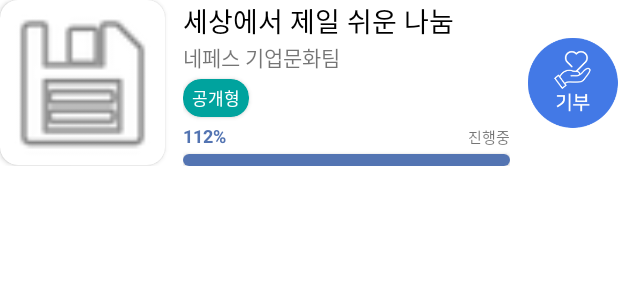
After one commit to HyeokJaeChoi/BigwalkClone, an Android app: the layout campaign_item.xml on its own in the app's theme, with its tools: preview values and no code run, on a phone screen of 412 x 824 dp. The commit adds this screen. Shown: the top 300 px of the screen. Run offline under Robolectric (Android 15) with nearby library versions, the phone set to English and light mode, and no system bars.

Commit message:
캠페인 리스트 아이템뷰 레이아웃 구성

```diff
--- /dev/null
+++ b/app/src/main/res/layout/campaign_item.xml
@@ -0,0 +1,150 @@
+<?xml version="1.0" encoding="utf-8"?>
+<androidx.constraintlayout.widget.ConstraintLayout
+    xmlns:android="http://schemas.android.com/apk/res/android"
+    xmlns:app="http://schemas.android.com/apk/res-auto"
+    xmlns:tools="http://schemas.android.com/tools"
+    android:layout_width="match_parent"
+    android:layout_height="wrap_content">
+
+    <androidx.cardview.widget.CardView
+        android:id="@+id/campaign_thumbnail_container"
+        android:layout_width="110dp"
+        android:layout_height="110dp"
+        app:layout_constraintTop_toTopOf="parent"
+        app:layout_constraintStart_toStartOf="parent"
+        app:cardCornerRadius="12dp">
+
+        <ImageView
+            android:id="@+id/campaign_thumbnail"
+            android:layout_width="match_parent"
+            android:layout_height="match_parent"
+            tools:src="@android:drawable/ic_menu_save"
+            />
+
+        <ImageView
+            android:id="@+id/campaign_donate_completed"
+            android:layout_width="match_parent"
+            android:layout_height="match_parent"
+            android:src="@drawable/icon_donation_completed"
+            android:visibility="gone"
+            />
+
+    </androidx.cardview.widget.CardView>
+
+
+    <androidx.constraintlayout.widget.ConstraintLayout
+        android:id="@+id/campaign_info_container"
+        android:layout_width="0dp"
+        android:layout_height="wrap_content"
+        android:layout_marginStart="12dp"
+        android:layout_marginEnd="12dp"
+        app:layout_constraintTop_toTopOf="parent"
+        app:layout_constraintStart_toEndOf="@id/campaign_thumbnail_container"
+        app:layout_constraintEnd_toStartOf="@id/campaign_donate_btn">
+
+        <TextView
+            android:id="@+id/campaign_name"
+            android:layout_width="0dp"
+            android:layout_height="wrap_content"
+            android:textColor="@color/black"
+            android:textSize="18sp"
+            app:layout_constraintTop_toTopOf="parent"
+            app:layout_constraintStart_toStartOf="parent"
+            app:layout_constraintEnd_toEndOf="parent"
+            tools:text="세상에서 제일 쉬운 나눔"
+            />
+
+        <TextView
+            android:id="@+id/campaign_promoter"
+            android:layout_width="0dp"
+            android:layout_height="wrap_content"
+            android:textSize="14sp"
+            app:layout_constraintTop_toBottomOf="@id/campaign_name"
+            app:layout_constraintStart_toStartOf="parent"
+            app:layout_constraintEnd_toEndOf="parent"
+            tools:text="네페스 기업문화팀"
+            />
+
+        <androidx.cardview.widget.CardView
+            android:id="@+id/campaign_type_container"
+            android:layout_width="wrap_content"
+            android:layout_height="wrap_content"
+            android:layout_marginTop="4dp"
+            app:cardBackgroundColor="@color/campaign_type_open"
+            app:cardCornerRadius="12dp"
+            app:layout_constraintTop_toBottomOf="@id/campaign_promoter">
+
+            <TextView
+                android:id="@+id/campaign_type"
+                android:layout_width="wrap_content"
+                android:layout_height="wrap_content"
+                android:textSize="11sp"
+                android:textColor="@color/white"
+                android:layout_marginHorizontal="6dp"
+                android:layout_marginVertical="4dp"
+                tools:text="공개형"
+                />
+
+        </androidx.cardview.widget.CardView>
+
+        <androidx.constraintlayout.widget.ConstraintLayout
+            android:id="@+id/campaign_progress_container"
+            android:layout_width="match_parent"
+            android:layout_height="wrap_content"
+            android:layout_marginTop="4dp"
+            app:layout_constraintTop_toBottomOf="@id/campaign_type_container">
+
+            <TextView
+                android:id="@+id/campaign_progress_percent"
+                android:layout_width="wrap_content"
+                android:layout_height="wrap_content"
+                android:textSize="12sp"
+                android:textColor="@color/primary"
+                android:textStyle="bold"
+                tools:text="112%"
+                />
+
+            <TextView
+                android:id="@+id/campaign_status"
+                android:layout_width="wrap_content"
+                android:layout_height="wrap_content"
+                android:textSize="10sp"
+                app:layout_constraintEnd_toEndOf="parent"
+                app:layout_constraintBottom_toBottomOf="@id/campaign_progress_percent"
+                tools:text="진행중"
+                />
+
+            <androidx.cardview.widget.CardView
+                android:id="@+id/campaign_progress_bar_container"
+                android:layout_width="match_parent"
+                android:layout_height="wrap_content"
+                android:layout_marginTop="4dp"
+                app:cardCornerRadius="8dp"
+                app:layout_constraintTop_toBottomOf="@id/campaign_progress_percent">
+
+                <ProgressBar
+                    android:id="@+id/campaign_progress_bar"
+                    android:layout_width="match_parent"
+                    android:layout_height="8dp"
+                    android:indeterminateTint="@color/primary"
+                    android:indeterminate="true"
+                    style="@android:style/Widget.ProgressBar.Horizontal"
+                    />
+
+            </androidx.cardview.widget.CardView>
+
+        </androidx.constraintlayout.widget.ConstraintLayout>
+
+    </androidx.constraintlayout.widget.ConstraintLayout>
+
+    <ImageView
+        android:id="@+id/campaign_donate_btn"
+        android:layout_width="60dp"
+        android:layout_height="60dp"
+        android:src="@drawable/btn_donation_med_n"
+        app:layout_constraintEnd_toEndOf="parent"
+        app:layout_constraintTop_toTopOf="@id/campaign_info_container"
+        app:layout_constraintBottom_toBottomOf="@id/campaign_info_container"
+        />
+
+</androidx.constraintlayout.widget.ConstraintLayout>
--- a/app/src/main/res/values/colors.xml
+++ b/app/src/main/res/values/colors.xml
@@ -10,4 +10,6 @@
     <color name="text_unselected">#FF616161</color>
     <color name="primary">#FF5374B2</color>
     <color name="background">#FFF7F8FA</color>
+    <color name="campaign_type_open">#FF00A39E</color>
+    <color name="campaign_type_group">#FFA30005</color>
 </resources>
```
